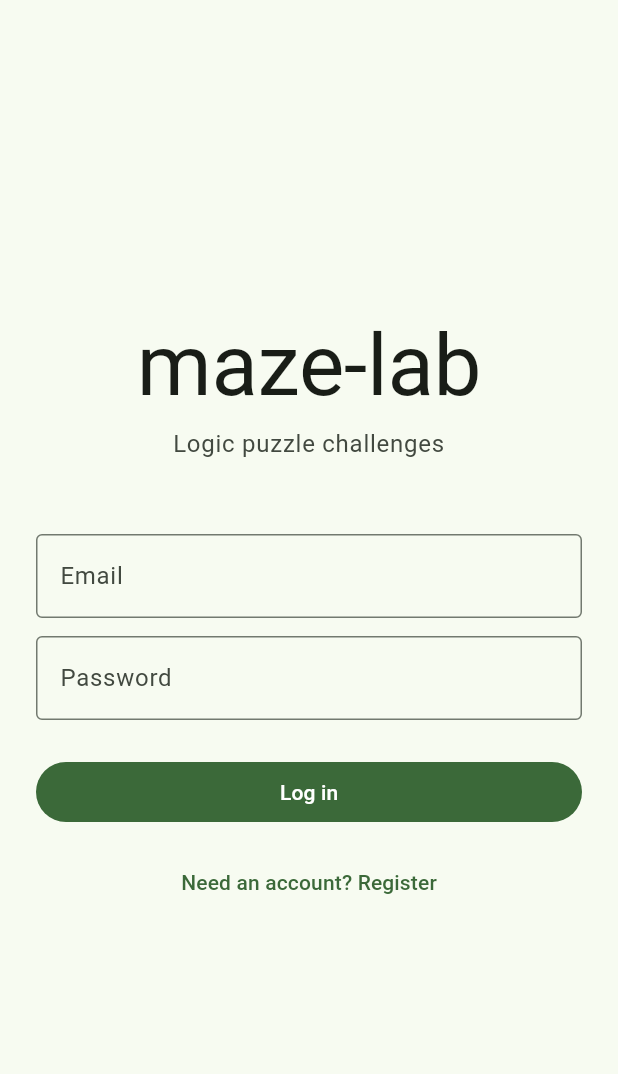
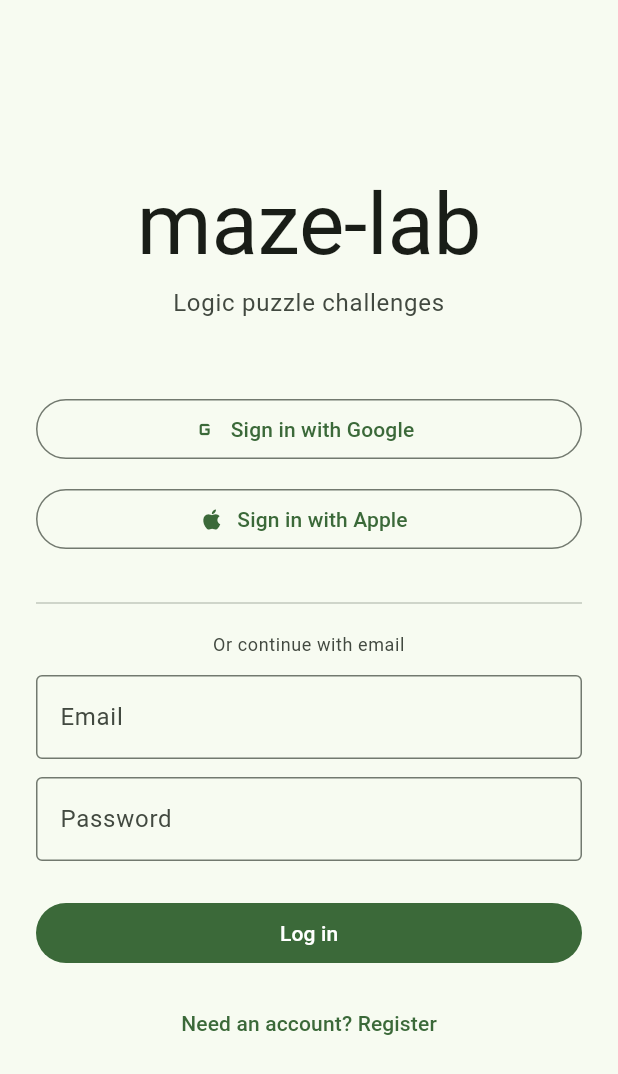
Before and after one commit to isabelleperodeau/maze-lab, a Flutter app: the screen it shows after launch, on a phone screen of 412 x 824 dp. Shown: the top 1074 px of the screen. Run offline on Flutter 3.47's test engine with Material 3 defaults, Android fonts, the phone set to English and light mode, and no system bars; our stand-ins replace flutter_riverpod, flutter_secure_storage, go_router, google_sign_in, sign_in_with_apple.

Commit message:
Add Google and Apple OAuth buttons to login screen
- Display OAuth buttons above email login in login mode
- Add 'Sign in with Google' and 'Sign in with Apple' buttons
- Separator with 'Or continue with email' divider
- Handle OAuth errors with snackbar messages
- OAuth buttons disabled during loading
- Only shown in login mode, not in register mode

Co-Authored-By: Claude Haiku 4.5 <noreply@anthropic.com>

```diff
--- a/lib/auth/login_screen.dart
+++ b/lib/auth/login_screen.dart
@@ -73,6 +73,30 @@ class _LoginScreenState extends ConsumerState<LoginScreen> {
     }
   }
 
+  Future<void> _handleOAuthLogin(
+    Future<Map<String, String>> Function() oauthMethod,
+  ) async {
+    setState(() => _isLoading = true);
+
+    try {
+      final result = await oauthMethod();
+      if (mounted) {
+        await ref.read(authStateProvider.notifier).setUser(
+              result['user_id']!,
+              result['email']!,
+              result['token']!,
+            );
+      }
+    } catch (e) {
+      if (mounted) {
+        setState(() => _isLoading = false);
+        ScaffoldMessenger.of(context).showSnackBar(
+          SnackBar(content: Text('OAuth error: $e')),
+        );
+      }
+    }
+  }
+
   @override
   Widget build(BuildContext context) {
     final theme = Theme.of(context);
@@ -103,6 +127,37 @@ class _LoginScreenState extends ConsumerState<LoginScreen> {
                     ),
                   ),
                   const SizedBox(height: 48),
+                  if (!_isRegisterMode) ...[
+                    OutlinedButton.icon(
+                      onPressed: _isLoading
+                          ? null
+                          : () => _handleOAuthLogin(AuthService.loginWithGoogle),
+                      icon: const Icon(Icons.g_mobiledata),
+                      label: const Text('Sign in with Google'),
+                    ),
+                    const SizedBox(height: 12),
+                    OutlinedButton.icon(
+                      onPressed: _isLoading
+                          ? null
+                          : () => _handleOAuthLogin(AuthService.loginWithApple),
+                      icon: const Icon(Icons.apple),
+                      label: const Text('Sign in with Apple'),
+                    ),
+                    const SizedBox(height: 24),
+                    Divider(
+                      color: theme.colorScheme.outlineVariant,
+                    ),
+                    Padding(
+                      padding: const EdgeInsets.symmetric(vertical: 12),
+                      child: Text(
+                        'Or continue with email',
+                        textAlign: TextAlign.center,
+                        style: theme.textTheme.bodySmall?.copyWith(
+                          color: theme.colorScheme.onSurfaceVariant,
+                        ),
+                      ),
+                    ),
+                  ],
                   if (_isRegisterMode) ...[
                     TextFormField(
                       controller: _usernameController,
```
